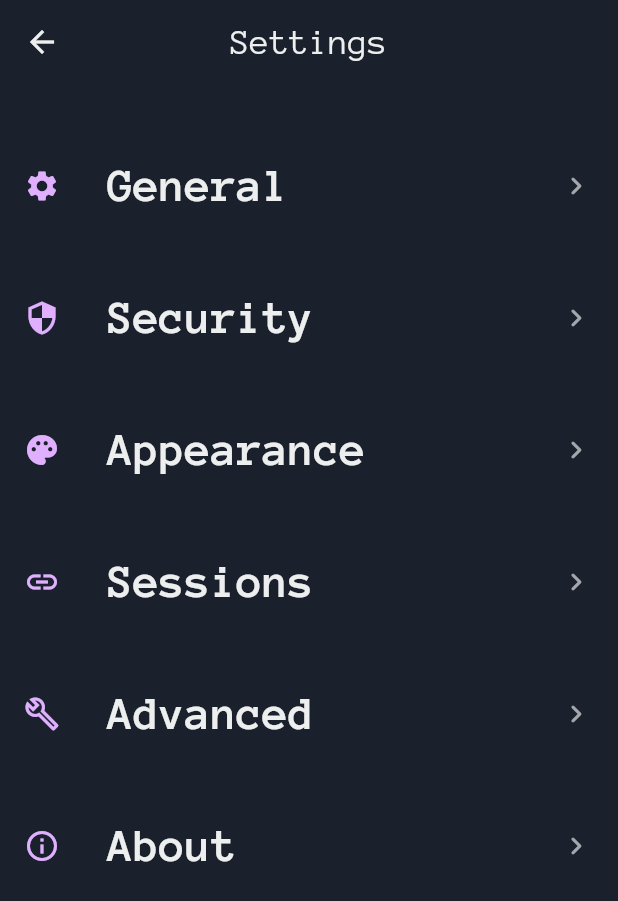
After one commit to kibis-is/mobile-app, a Flutter app: the DashboardScreen screen opened by its route, after a tap on the "settings" icon, on a phone screen of 412 x 824 dp. The commit adds this screen. Shown: the top 901 px of the screen. Run offline on Flutter 3.47's test engine with Material 3 defaults, Android fonts, the phone set to English and light mode, and no system bars; our stand-ins replace equatable, flutter_riverpod, flutter_svg, go_router, gradient_borders, loading_overlay and 2 more; missing offline and left inert: algorand_dart, ellipsized_text; accounts and stored records are empty; statements that could not run were skipped.

Commit message:
Add Settings screens

```diff
--- a/lib/features/add_asset/add_asset_screen.dart
+++ b/lib/features/add_asset/add_asset_screen.dart
@@ -3,9 +3,9 @@ import 'package:kibisis/common_widgets/custom_button.dart';
 import 'package:kibisis/common_widgets/custom_text_field.dart';
 import 'package:kibisis/constants/constants.dart';
 
-class AddAsset extends StatelessWidget {
+class AddAssetScreen extends StatelessWidget {
   static String title = 'Add Asset';
-  AddAsset({super.key});
+  AddAssetScreen({super.key});
   final accountController = TextEditingController(text: '');
 
   @override
--- a/lib/features/add_wallet/add_wallet_screen.dart
+++ b/lib/features/add_wallet/add_wallet_screen.dart
@@ -3,9 +3,9 @@ import 'package:kibisis/common_widgets/custom_button.dart';
 import 'package:kibisis/common_widgets/custom_text_field.dart';
 import 'package:kibisis/constants/constants.dart';
 
-class AddWallet extends StatelessWidget {
+class AddWalletScreen extends StatelessWidget {
   static String title = 'Add Wallet';
-  AddWallet({super.key});
+  AddWalletScreen({super.key});
   final walletController = TextEditingController(text: '');
 
   @override
--- a/lib/features/dashboard/dashboard_screen.dart
+++ b/lib/features/dashboard/dashboard_screen.dart
@@ -11,9 +11,9 @@ import 'package:kibisis/features/dashboard/widgets/dashboard_tab_controller.dart
 import 'package:kibisis/features/dashboard/widgets/network_select.dart';
 import 'package:kibisis/providers/network_provider.dart';
 
-class Dashboard extends ConsumerWidget {
+class DashboardScreen extends ConsumerWidget {
   static String title = 'Dashboard';
-  const Dashboard({super.key});
+  const DashboardScreen({super.key});
 
   @override
   Widget build(BuildContext context, WidgetRef ref) {
@@ -104,7 +104,7 @@ class Dashboard extends ConsumerWidget {
               children: [
                 IconButton(
                   icon: const Icon(Icons.settings),
-                  onPressed: () {},
+                  onPressed: () => GoRouter.of(context).go('/settings'),
                 ),
                 IconButton(
                   icon: const Icon(Icons.account_balance_wallet),
--- a/lib/features/dashboard/widgets/dashboard_info_panel.dart
+++ b/lib/features/dashboard/widgets/dashboard_info_panel.dart
@@ -36,8 +36,9 @@ class DashboardInfoPanel extends StatelessWidget {
           mainAxisAlignment: MainAxisAlignment.spaceBetween,
           children: [
             Expanded(
-                child: Text('Personal',
-                    style: Theme.of(context).textTheme.bodyLarge)),
+              child: Text('Personal',
+                  style: Theme.of(context).textTheme.bodyLarge),
+            ),
             Expanded(
               child: Row(
                 mainAxisAlignment: MainAxisAlignment.end,
--- a/lib/features/send_voi/send_voi_screen.dart
+++ b/lib/features/send_voi/send_voi_screen.dart
@@ -1,9 +1,9 @@
 import 'package:flutter/material.dart';
 import 'package:kibisis/common_widgets/custom_button.dart';
 
-class SendVOI extends StatelessWidget {
+class SendVOIScreen extends StatelessWidget {
   static String title = 'Send VOI';
-  const SendVOI({super.key});
+  const SendVOIScreen({super.key});
 
   @override
   Widget build(BuildContext context) {
--- /dev/null
+++ b/lib/features/settings/menu.dart
@@ -0,0 +1,40 @@
+class SettingsMenu {
+  final String name;
+  final String icon;
+  final String path;
+
+  SettingsMenu({required this.name, required this.icon, required this.path});
+
+  static List<SettingsMenu> menuList = [
+    SettingsMenu(
+      name: 'General',
+      icon: '0xe57f',
+      path: '/general',
+    ),
+    SettingsMenu(
+      name: 'Security',
+      icon: '0xe569',
+      path: '/security',
+    ),
+    SettingsMenu(
+      name: 'Appearance',
+      icon: '0xe46b',
+      path: '/appearance',
+    ),
+    SettingsMenu(
+      name: 'Sessions',
+      icon: '0xe345',
+      path: '/sessions',
+    ),
+    SettingsMenu(
+      name: 'Advanced',
+      icon: '0xef06',
+      path: '/advanced',
+    ),
+    SettingsMenu(
+      name: 'About',
+      icon: '0xe33d',
+      path: '/about',
+    ),
+  ];
+}
--- /dev/null
+++ b/lib/features/settings/settings_screen.dart
@@ -0,0 +1,61 @@
+import 'package:flutter/material.dart';
+import 'package:go_router/go_router.dart';
+import 'package:kibisis/constants/constants.dart';
+import 'package:kibisis/features/settings/menu.dart';
+
+class SettingsScreen extends StatelessWidget {
+  static String title = 'Settings';
+  const SettingsScreen({super.key});
+
+  @override
+  Widget build(BuildContext context) {
+    List<SettingsMenu> settingsMenu = SettingsMenu.menuList;
+
+    return Scaffold(
+      appBar: AppBar(
+        title: Text(title),
+      ),
+      body: Padding(
+        padding: const EdgeInsets.symmetric(horizontal: kScreenPadding / 2),
+        child: Column(
+          children: [
+            const SizedBox(
+              height: kScreenPadding,
+            ),
+            Expanded(
+              child: ListView.builder(
+                padding: const EdgeInsets.all(kScreenPadding / 2),
+                itemCount: settingsMenu.length,
+                itemBuilder: (BuildContext context, int index) {
+                  return ListTile(
+                    horizontalTitleGap: 32,
+                    contentPadding: const EdgeInsets.symmetric(
+                        horizontal: 0, vertical: kScreenPadding),
+                    tileColor: Colors.transparent,
+                    leading: Icon(
+                      color: Theme.of(context).colorScheme.primary,
+                      IconData(int.tryParse(settingsMenu[index].icon) ?? 0xe237,
+                          fontFamily: 'MaterialIcons'),
+                    ),
+                    title: Text(
+                      settingsMenu[index].name,
+                      style: Theme.of(context)
+                          .textTheme
+                          .displayLarge
+                          ?.copyWith(fontWeight: FontWeight.bold),
+                    ),
+                    trailing: const Icon(Icons.keyboard_arrow_right_rounded),
+                    onTap: () {
+                      GoRouter.of(context)
+                          .go('/settings${settingsMenu[index].path}');
+                    },
+                  );
+                },
+              ),
+            ),
+          ],
+        ),
+      ),
+    );
+  }
+}
--- a/lib/routing/named_routes.dart
+++ b/lib/routing/named_routes.dart
@@ -9,6 +9,13 @@ const String sendVOIRouteName = 'sendVOI';
 const String addAssetRouteName = 'addAsset';
 const String addWalletRouteName = 'addWallet';
 const String addNetworkRouteName = 'addNetwork';
-const String settingsRouteName = 'settingsNetwork';
-const String profileRouteName = 'profileNetwork';
+
+const String settingsRouteName = 'settings';
+const String generalRouteName = 'general';
+const String securityRouteName = 'security';
+const String appearanceRouteName = 'appearance';
+const String sessionsRouteName = 'sessions';
+const String advancedRouteName = 'advanced';
+const String aboutRouteName = 'about';
+
 const String errorRouteName = 'error';
--- a/lib/theme/text_theme.dart
+++ b/lib/theme/text_theme.dart
@@ -72,15 +72,15 @@ TextTheme textThemeLight() {
 TextTheme textThemeDark() {
   return const TextTheme(
     displayLarge: TextStyle(
-        fontSize: 64.0,
+        fontSize: 32.0,
         fontWeight: FontWeight.w400,
         color: ColorPalette.darkThemeAntiflashWhite),
     displayMedium: TextStyle(
-        fontSize: 48.0,
+        fontSize: 20.0,
         fontWeight: FontWeight.w400,
         color: ColorPalette.darkThemeAntiflashWhite),
     displaySmall: TextStyle(
-        fontSize: 32.0,
+        fontSize: 16.0,
         fontWeight: FontWeight.w400,
         color: ColorPalette.darkThemeAntiflashWhite),
     headlineLarge: TextStyle(
```
Also changed, not shown: lib/features/settings/about/about_screen.dart (added, +26 -0 lines), lib/features/settings/advanced/advanced_screen.dart (added, +26 -0 lines), lib/features/settings/appearance/appearance_screen.dart (added, +26 -0 lines), lib/features/settings/general/general_screen.dart (added, +26 -0 lines), lib/features/settings/security/security_screen.dart (added, +26 -0 lines), lib/features/settings/sessions/sessions_screen.dart (added, +26 -0 lines), lib/routing/go_router_provider.dart (+70 -5 lines), lib/features/settings/widgets/settings_tile.dart (added).
